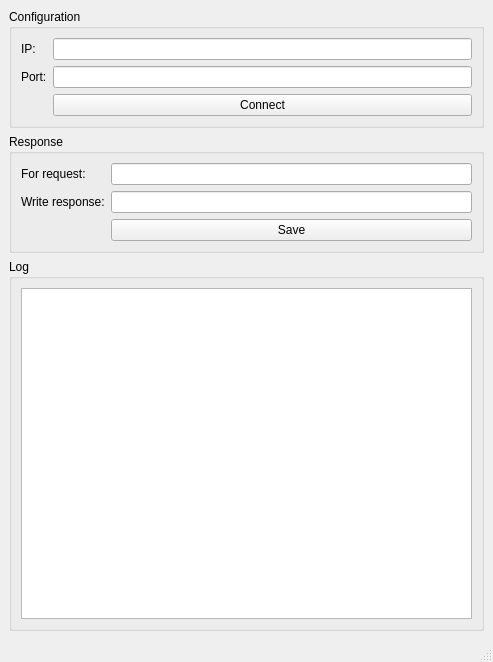
Old version of the form forms/MainWindow.ui in the repository j-tag/auto-tcp-socket-response.
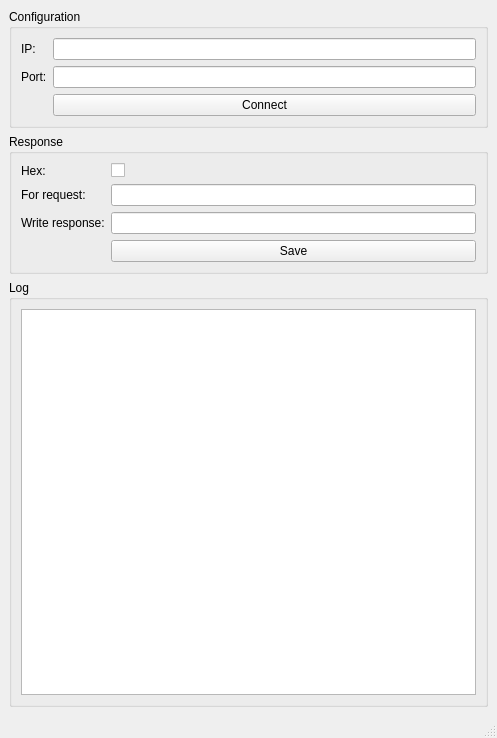
New version of the form.

Diff of the .ui file:
```diff
--- a/forms/MainWindow.ui
+++ b/forms/MainWindow.ui
@@ -6,8 +6,8 @@
    <rect>
     <x>0</x>
     <y>0</y>
-    <width>493</width>
-    <height>662</height>
+    <width>497</width>
+    <height>738</height>
    </rect>
   </property>
   <property name="windowTitle">
@@ -57,33 +57,47 @@
        <string>Response</string>
       </property>
       <layout class="QFormLayout" name="formLayout_2">
-       <item row="0" column="0">
+       <item row="1" column="0">
         <widget class="QLabel" name="label_request">
          <property name="text">
           <string>For request:</string>
          </property>
         </widget>
        </item>
-       <item row="0" column="1">
+       <item row="1" column="1">
         <widget class="QLineEdit" name="lineEdit_request"/>
        </item>
-       <item row="1" column="0">
+       <item row="2" column="0">
         <widget class="QLabel" name="label_response">
          <property name="text">
           <string>Write response:</string>
          </property>
         </widget>
        </item>
-       <item row="1" column="1">
+       <item row="2" column="1">
         <widget class="QLineEdit" name="lineEdit_response"/>
        </item>
-       <item row="2" column="1">
+       <item row="3" column="1">
         <widget class="QPushButton" name="pushButton_response_save">
          <property name="text">
           <string>Save</string>
          </property>
         </widget>
        </item>
+       <item row="0" column="0">
+        <widget class="QLabel" name="label_hex">
+         <property name="text">
+          <string>Hex:</string>
+         </property>
+        </widget>
+       </item>
+       <item row="0" column="1">
+        <widget class="QCheckBox" name="checkBox_hex">
+         <property name="text">
+          <string/>
+         </property>
+        </widget>
+       </item>
       </layout>
      </widget>
     </item>
```
Left out of the diff: 4 changed lines with no effect on the pictures.
